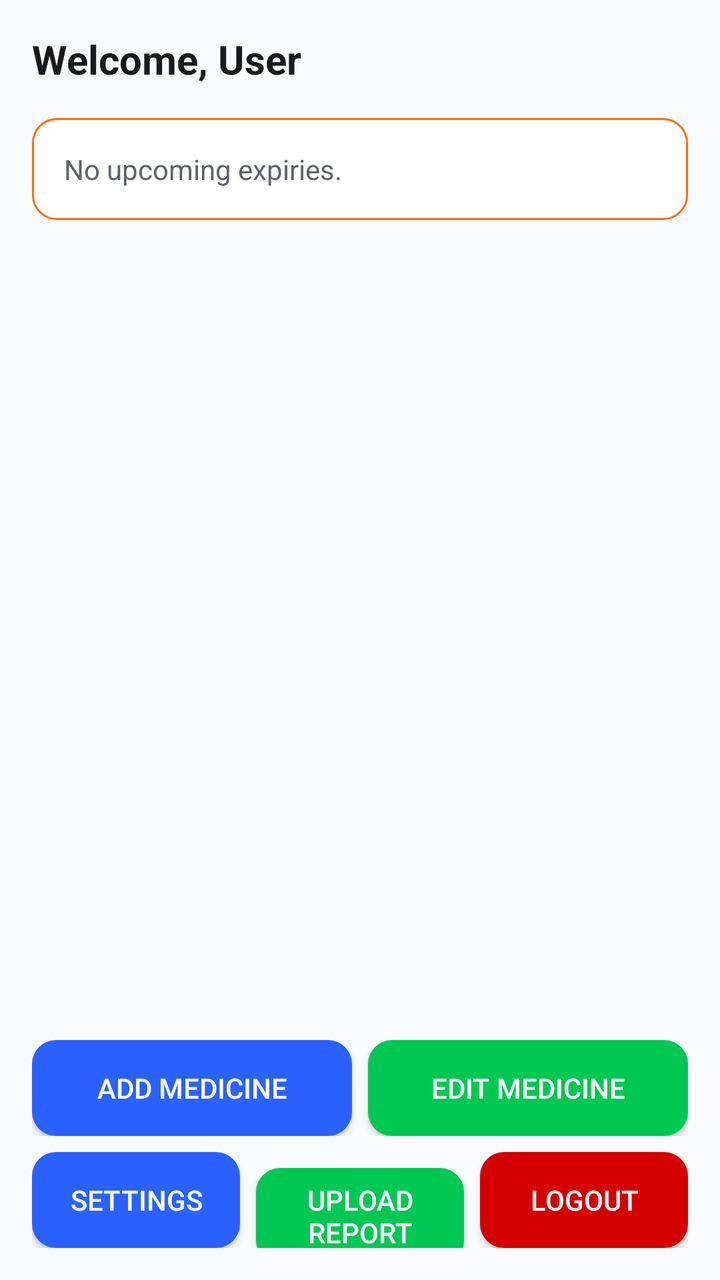
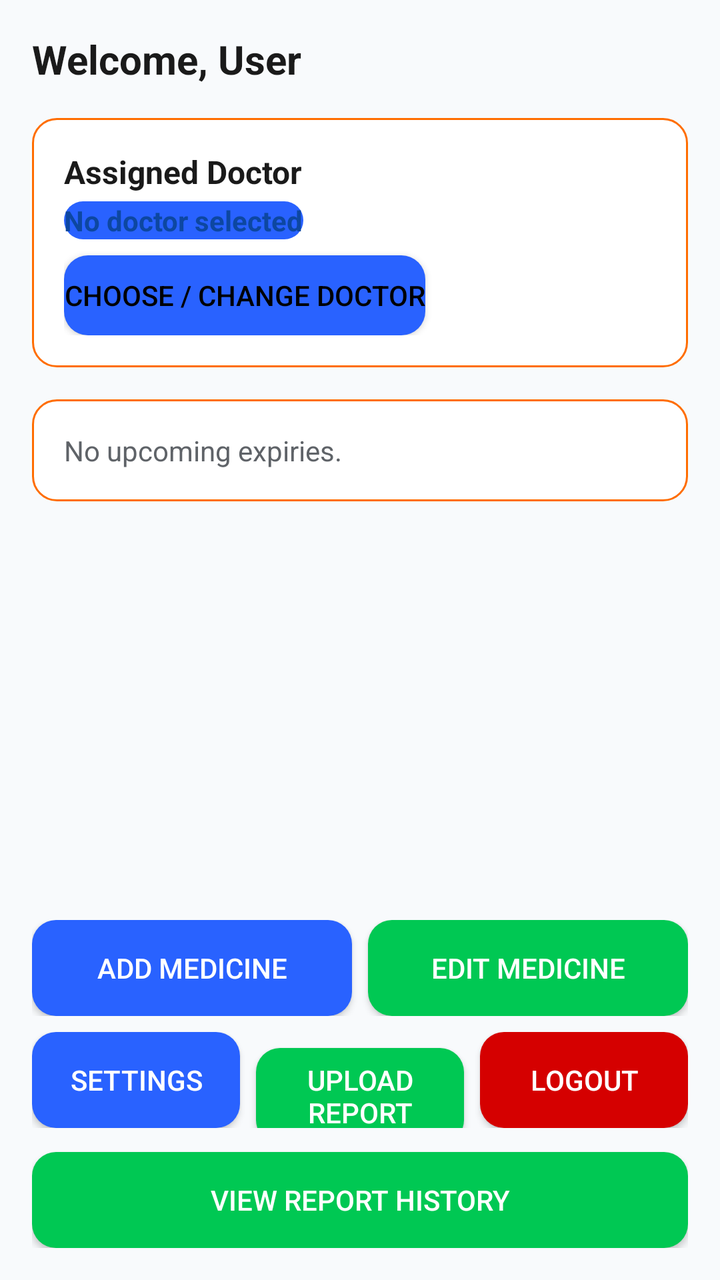

Compare the two renders of this Android layout. The source of the first and the diff that turns it into the second are given below.
<!-- AndroidManifest.xml: application theme AppTheme -->
<!-- res/layout/activity_main.xml -->
<?xml version="1.0" encoding="utf-8"?>
<LinearLayout xmlns:android="http://schemas.android.com/apk/res/android"
    xmlns:tools="http://schemas.android.com/tools"
    android:layout_width="match_parent"
    android:layout_height="match_parent"
    android:orientation="vertical"
    android:padding="@dimen/spacing_md"
    android:background="@color/colorBackground"
    tools:context=".MainActivity">

    
    <TextView
        android:id="@+id/tv_welcome"
        android:layout_width="wrap_content"
        android:layout_height="wrap_content"
        android:text="Welcome, User"
        android:textSize="20sp"
        android:textStyle="bold"
        android:textColor="@color/textPrimary"
        android:layout_marginBottom="@dimen/spacing_md" />

    
    <TextView
        android:id="@+id/cv_expiry_alerts"
        android:layout_width="match_parent"
        android:layout_height="wrap_content"
        android:padding="@dimen/spacing_md"
        android:background="@drawable/bg_card_rounded"
        android:text="No upcoming expiries."
        android:textColor="@color/textSecondary"
        android:textSize="14sp"
        android:layout_marginBottom="@dimen/spacing_md" />

    
    <androidx.recyclerview.widget.RecyclerView
        android:id="@+id/rv_medicine_reminders"
        android:layout_width="match_parent"
        android:layout_height="0dp"
        android:layout_weight="1"
        android:overScrollMode="never"
        android:scrollbars="vertical"
        android:layout_marginBottom="@dimen/spacing_md" />

    
    <LinearLayout
        android:layout_width="match_parent"
        android:layout_height="wrap_content"
        android:orientation="horizontal"
        android:layout_marginBottom="@dimen/spacing_sm">

        <Button
            android:id="@+id/btn_add_medicine"
            android:layout_width="0dp"
            android:layout_height="48dp"
            android:layout_weight="1"
            android:text="Add Medicine"
            android:textColor="@android:color/white"
            android:background="@drawable/bg_button_primary"
            android:layout_marginEnd="@dimen/spacing_xs" />

        <Button
            android:id="@+id/btn_edit_medicine"
            android:layout_width="0dp"
            android:layout_height="48dp"
            android:layout_weight="1"
            android:text="Edit Medicine"
            android:textColor="@android:color/white"
            android:background="@drawable/bg_button_secondary"
            android:layout_marginStart="@dimen/spacing_xs" />
    </LinearLayout>

    
    <LinearLayout
        android:layout_width="match_parent"
        android:layout_height="wrap_content"
        android:orientation="horizontal">

        <Button
            android:id="@+id/btn_settings"
            android:layout_width="0dp"
            android:layout_height="48dp"
            android:layout_weight="1"
            android:text="Settings"
            android:textColor="@android:color/white"
            android:background="@drawable/bg_button_primary"
            android:layout_marginEnd="@dimen/spacing_xs" />

        <Button
            android:id="@+id/btn_upload_report"
            android:layout_width="0dp"
            android:layout_height="48dp"
            android:layout_weight="1"
            android:text="Upload Report"
            android:textColor="@android:color/white"
            android:background="@drawable/bg_button_secondary"
            android:layout_marginHorizontal="@dimen/spacing_xs" />

        <Button
            android:id="@+id/btn_logout"
            android:layout_width="0dp"
            android:layout_height="48dp"
            android:layout_weight="1"
            android:text="Logout"
            android:textColor="@android:color/white"
            android:background="@drawable/bg_button_error"
            android:layout_marginStart="@dimen/spacing_xs" />
    </LinearLayout>

</LinearLayout>
<!-- resources referenced by this layout -->
<resources>
  <color name="colorBackground">#F8FAFC</color>
  <color name="textPrimary">#1A1A1A</color>
  <color name="textSecondary">#5F6368</color>
  <dimen name="spacing_md">16dp</dimen>
  <dimen name="spacing_sm">8dp</dimen>
  <dimen name="spacing_xs">4dp</dimen>
  <!-- drawable bg_button_error (drawable) -->
  <shape xmlns:android="http://schemas.android.com/apk/res/android"
      android:shape="rectangle">
      <solid android:color="@color/colorError" />
      <corners android:radius="@dimen/radius_md" />
      <size android:height="48dp"/>
  </shape>
  <!-- drawable bg_button_primary (drawable) -->
  <selector xmlns:android="http://schemas.android.com/apk/res/android">
      <item android:state_pressed="true">
          <shape android:shape="rectangle">
              <solid android:color="@color/colorPrimaryDark" />
              <corners android:radius="@dimen/radius_md" />
          </shape>
      </item>
      <item>
          <shape android:shape="rectangle">
              <solid android:color="@color/colorPrimary" />
              <corners android:radius="@dimen/radius_md" />
          </shape>
      </item>
  </selector>
  <!-- drawable bg_button_secondary (drawable) -->
  <shape xmlns:android="http://schemas.android.com/apk/res/android"
      android:shape="rectangle">
      <solid android:color="@color/colorSecondary" />
      <corners android:radius="@dimen/radius_md" />
      <size android:height="48dp"/>
  </shape>
  <!-- drawable bg_card_rounded (drawable) -->
  <shape xmlns:android="http://schemas.android.com/apk/res/android"
      android:shape="rectangle">
      <solid android:color="@color/colorSurface" />
      <corners android:radius="@dimen/radius_md" />
      <stroke android:width="1dp" android:color="@color/colorAccent" />
      <padding android:left="@dimen/spacing_md"
          android:top="@dimen/spacing_sm"
          android:right="@dimen/spacing_md"
          android:bottom="@dimen/spacing_sm"/>
  </shape>
  <color name="colorError">#D50000</color>
  <dimen name="radius_md">12dp</dimen>
  <color name="colorPrimaryDark">#0D47A1</color>
  <color name="colorPrimary">#2962FF</color>
  <color name="colorSecondary">#00C853</color>
  <color name="colorSurface">#FFFFFF</color>
  <color name="colorAccent">#FF6D00</color>
  <color name="colorOnPrimary">#FFFFFF</color>
  <color name="colorOnSecondary">#FFFFFF</color>
  <color name="colorOnSurface">#1A1A1A</color>
  <color name="colorOnError">#FFFFFF</color>
  <style name="Widget.App.MaterialButton" parent="Widget.MaterialComponents.Button">
          <item name="android:layout_height">48dp</item>
          <item name="android:layout_width">wrap_content</item>
          <item name="android:textAllCaps">false</item>
          <item name="android:padding">12dp</item>
          <item name="cornerRadius">8dp</item>
          <item name="android:textColor">@color/colorOnPrimary</item>
      </style>
  <style name="Widget.App.CardView" parent="Widget.MaterialComponents.CardView">
          <item name="cardCornerRadius">12dp</item>
          <item name="cardElevation">4dp</item>
          <item name="cardUseCompatPadding">true</item>
      </style>
  <!-- unchanged entries left out for length: 1 -->
</resources>

<!-- the commit's change to res/layout/activity_main.xml (unified diff, before → after) -->
@@ -18,6 +18,47 @@
         android:textStyle="bold"
         android:textColor="@color/textPrimary"
         android:layout_marginBottom="@dimen/spacing_md" />
+
+    
+    <LinearLayout
+        android:id="@+id/layout_doctor_section"
+        android:layout_width="match_parent"
+        android:layout_height="wrap_content"
+        android:orientation="vertical"
+        android:padding="@dimen/spacing_md"
+        android:background="@drawable/bg_card_rounded"
+        android:layout_marginBottom="@dimen/spacing_md">
+
+
+        <TextView
+            android:id="@+id/tv_doctor_title"
+            android:layout_width="wrap_content"
+            android:layout_height="wrap_content"
+            android:text="Assigned Doctor"
+            android:textStyle="bold"
+            android:textSize="16sp"
+            android:textColor="@color/textPrimary"
+            android:layout_marginBottom="4dp"/>
+
+        <TextView
+            android:id="@+id/tv_doctor_name"
+            android:layout_width="wrap_content"
+            android:layout_height="wrap_content"
+            android:text="No doctor selected"
+            android:textSize="14sp"
+            android:textStyle="bold"
+            android:textColor="@color/colorPrimaryDark"
+            android:background="@drawable/bg_button_primary"
+            android:layout_marginBottom="8dp"/>
+
+        <Button
+            android:id="@+id/btn_choose_doctor"
+            android:layout_width="wrap_content"
+            android:layout_height="40dp"
+            android:text="Choose / Change Doctor"
+            android:textColor="@android:color/background_dark"
+            android:background="@drawable/bg_button_primary"/>
+    </LinearLayout>
 
     
     <TextView
@@ -67,6 +108,8 @@
             android:textColor="@android:color/white"
             android:background="@drawable/bg_button_secondary"
             android:layout_marginStart="@dimen/spacing_xs" />
+
+
     </LinearLayout>
 
     
@@ -105,5 +148,19 @@
             android:background="@drawable/bg_button_error"
             android:layout_marginStart="@dimen/spacing_xs" />
     </LinearLayout>
+    <LinearLayout
+        android:layout_width="match_parent"
+        android:layout_height="wrap_content"
+        android:orientation="horizontal">
+
+        <Button
+            android:id="@+id/btn_view_history"
+            android:layout_width="match_parent"
+            android:layout_height="48dp"
+            android:text="View Report History"
+            android:textColor="@android:color/white"
+            android:background="@drawable/bg_button_secondary"
+            android:layout_marginTop="12dp"/>
+    </LinearLayout>
 
 </LinearLayout>
